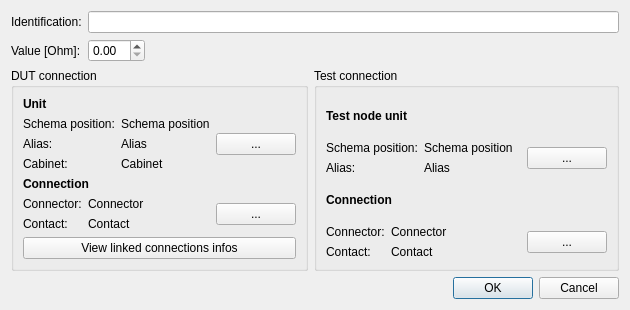
This is src/mdttools/mdttesttool/mdtTtTestLinkDialog.ui in scandyna/multidiagtools as Qt 5 draws it before an edit. The edited form follows.
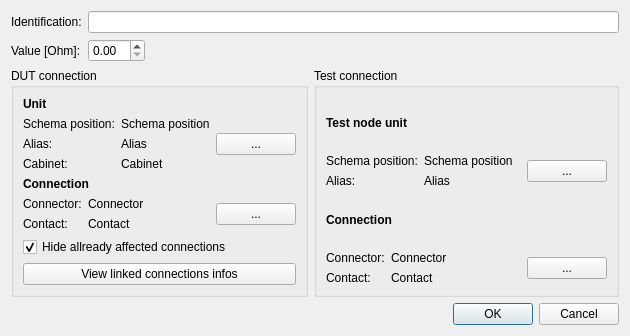
This is the edited form.

Patch:
```diff
--- a/src/mdttools/mdttesttool/mdtTtTestLinkDialog.ui
+++ b/src/mdttools/mdttesttool/mdtTtTestLinkDialog.ui
@@ -7,7 +7,7 @@
     <x>0</x>
     <y>0</y>
     <width>630</width>
-    <height>301</height>
+    <height>326</height>
    </rect>
   </property>
   <property name="windowTitle">
@@ -204,6 +204,16 @@
           </item>
          </layout>
         </item>
+        <item>
+         <widget class="QCheckBox" name="cbHideAffectedDutConnections">
+          <property name="text">
+           <string>Hide allready affected connections</string>
+          </property>
+          <property name="checked">
+           <bool>true</bool>
+          </property>
+         </widget>
+        </item>
         <item>
          <widget class="QPushButton" name="pbLinkedConnectionsInfo">
           <property name="text">
```
